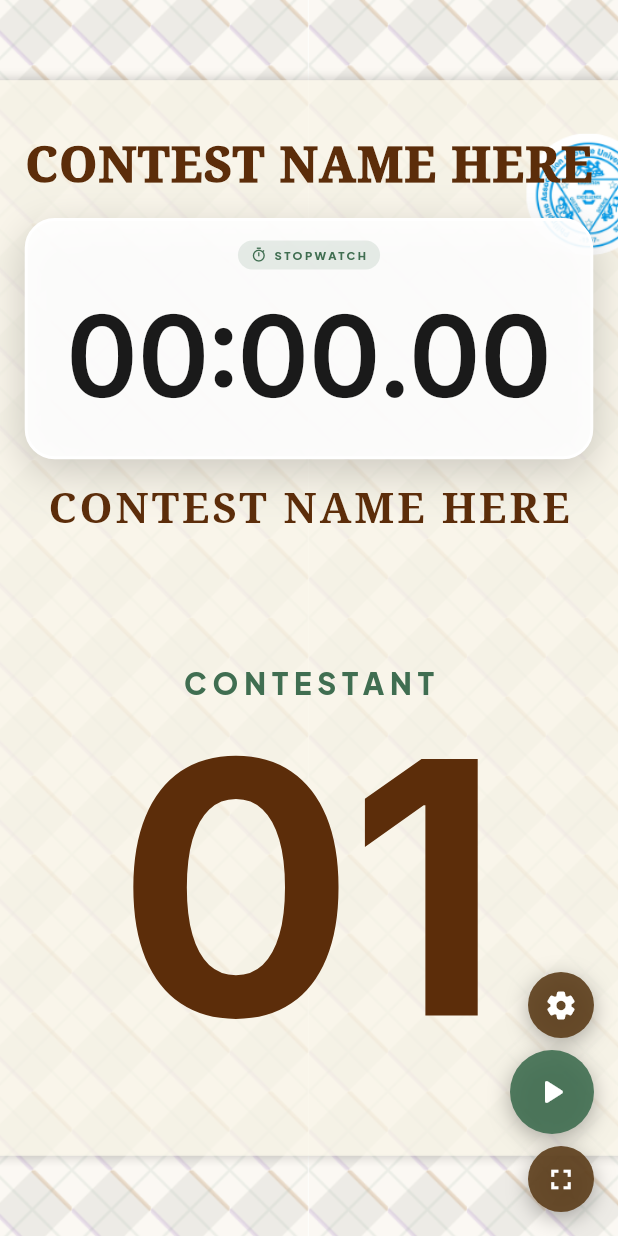
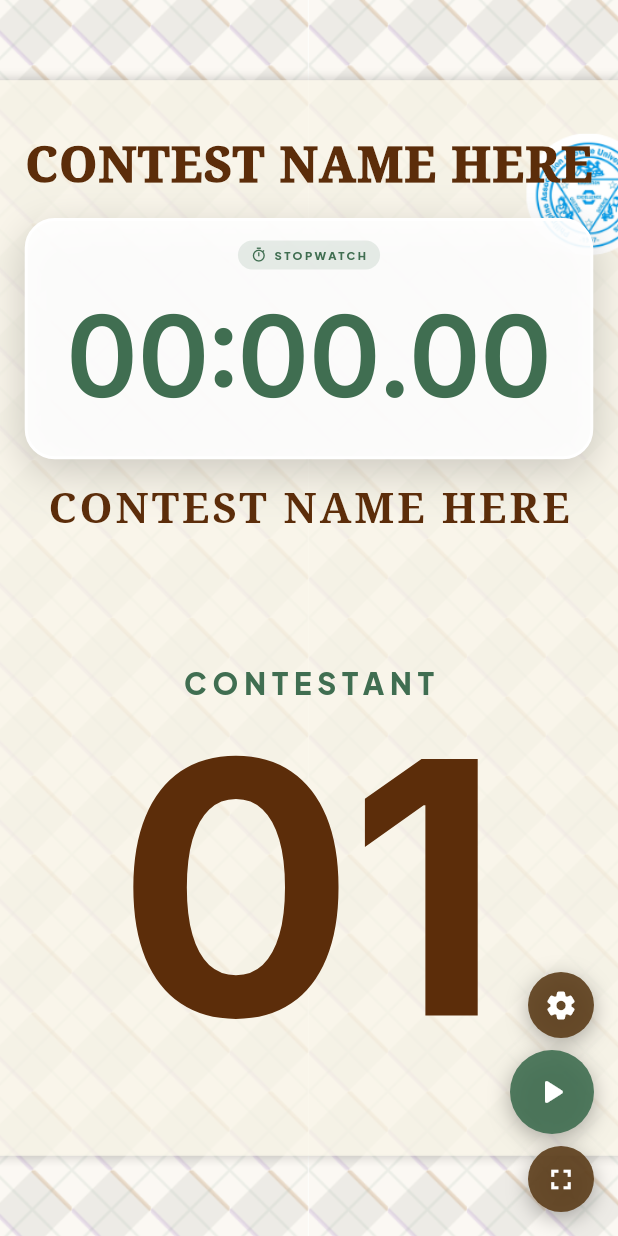
Before and after one commit to mjsolidarios/ncaf-timer, a Flutter app: the screen it shows after launch, on a phone screen of 412 x 824 dp. Run offline on Flutter 3.47's test engine with Material 3 defaults, Android fonts, the phone set to English and light mode, and no system bars; drawn by our look-alikes of flutter_animate; our stand-ins replace google_fonts.

Commit message:
Change timer text color to deep green (#406E51)
Co-authored-by: Copilot <223556219+Copilot@users.noreply.github.com>

```diff
--- a/lib/timer_app.dart
+++ b/lib/timer_app.dart
@@ -184,14 +184,12 @@ class _TimerHomePageState extends State<TimerHomePage>
   }
 
   Color get _timerColor {
-    if (_mode == TimerMode.stopwatch) return const Color(0xFF1A1A1A);
-
     if (_status == TimerStatus.finished) return const Color(0xFFB71C1C);
     final remaining = _targetDuration - _elapsed;
-    if (remaining.inSeconds <= 30 && _status == TimerStatus.running) {
+    if (_mode == TimerMode.countdown && remaining.inSeconds <= 30 && _status == TimerStatus.running) {
       return const Color(0xFFB71C1C);
     }
-    return const Color(0xFF1A1A1A);
+    return const Color(0xFF406E51);
   }
 
   bool get _isUrgent =>
```
